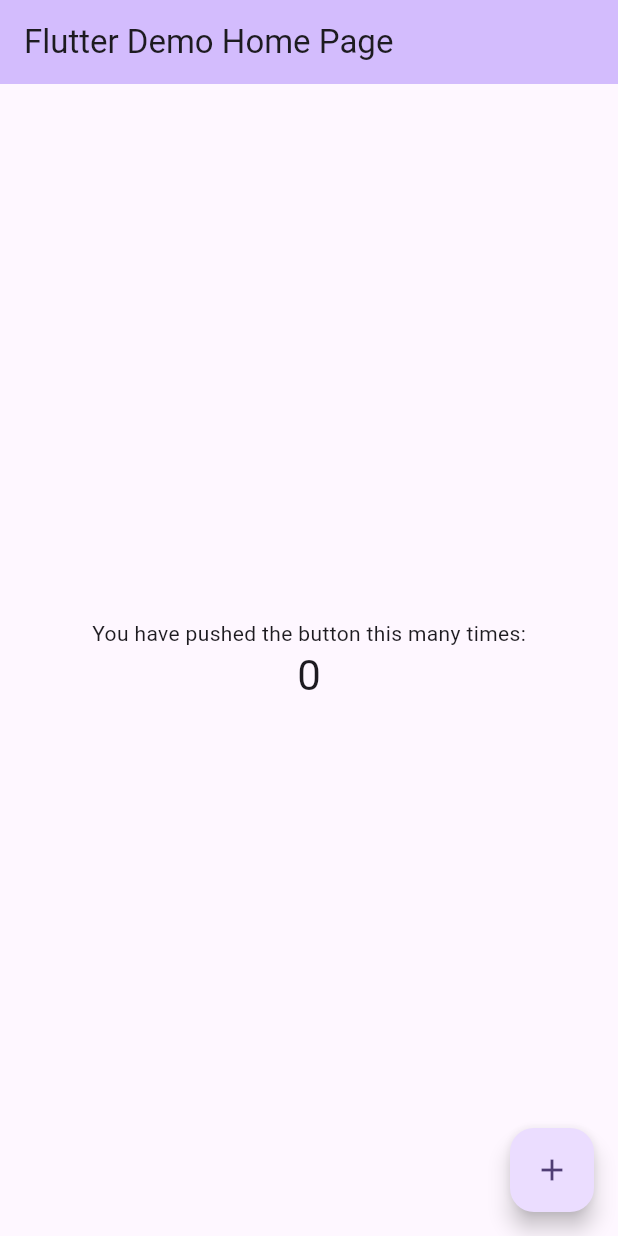
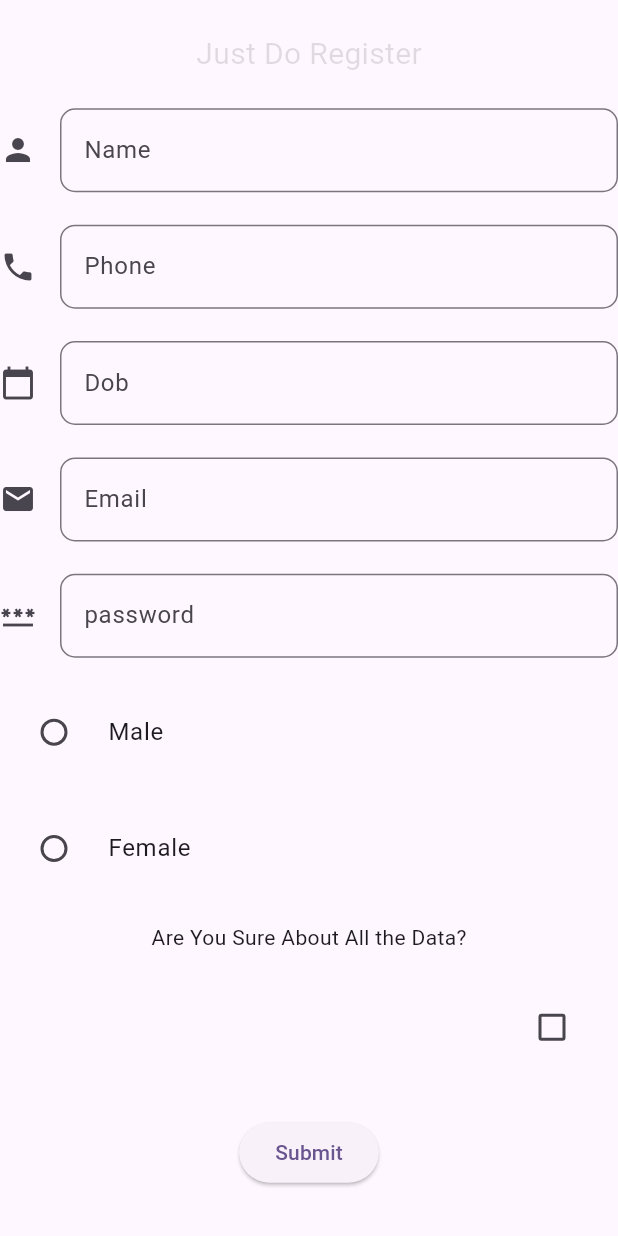
Before and after one commit to mansilogic/justregister, a Flutter app: the screen it shows after launch, on a phone screen of 412 x 824 dp. Run offline on Flutter 3.47's test engine with Material 2 defaults, Android fonts, the phone set to English and light mode, and no system bars.

Commit message:
some updates into register form

```diff
--- a/lib/main.dart
+++ b/lib/main.dart
@@ -1,4 +1,5 @@
 import 'package:flutter/material.dart';
+import 'package:justregister/register.dart';
 
 void main() {
   runApp(const MyApp());
@@ -6,120 +7,15 @@ void main() {
 
 class MyApp extends StatelessWidget {
   const MyApp({super.key});
-
-  // This widget is the root of your application.
   @override
   Widget build(BuildContext context) {
     return MaterialApp(
       title: 'Flutter Demo',
       theme: ThemeData(
-        // This is the theme of your application.
-        //
-        // TRY THIS: Try running your application with "flutter run". You'll see
-        // the application has a blue toolbar. Then, without quitting the app,
-        // try changing the seedColor in the colorScheme below to Colors.green
-        // and then invoke "hot reload" (save your changes or press the "hot
-        // reload" button in a Flutter-supported IDE, or press "r" if you used
-        // the command line to start the app).
-        //
-        // Notice that the counter didn't reset back to zero; the application
-        // state is not lost during the reload. To reset the state, use hot
-        // restart instead.
-        //
-        // This works for code too, not just values: Most code changes can be
-        // tested with just a hot reload.
-        colorScheme: ColorScheme.fromSeed(seedColor: Colors.deepPurple),
+          colorScheme: ColorScheme.fromSeed(seedColor: Colors.deepPurple),
         useMaterial3: true,
       ),
-      home: const MyHomePage(title: 'Flutter Demo Home Page'),
+      home: const Register(),
     );
   }
 }
-
-class MyHomePage extends StatefulWidget {
-  const MyHomePage({super.key, required this.title});
-
-  // This widget is the home page of your application. It is stateful, meaning
-  // that it has a State object (defined below) that contains fields that affect
-  // how it looks.
-
-  // This class is the configuration for the state. It holds the values (in this
-  // case the title) provided by the parent (in this case the App widget) and
-  // used by the build method of the State. Fields in a Widget subclass are
-  // always marked "final".
-
-  final String title;
-
-  @override
-  State<MyHomePage> createState() => _MyHomePageState();
-}
-
-class _MyHomePageState extends State<MyHomePage> {
-  int _counter = 0;
-
-  void _incrementCounter() {
-    setState(() {
-      // This call to setState tells the Flutter framework that something has
-      // changed in this State, which causes it to rerun the build method below
-      // so that the display can reflect the updated values. If we changed
-      // _counter without calling setState(), then the build method would not be
-      // called again, and so nothing would appear to happen.
-      _counter++;
-    });
-  }
-
-  @override
-  Widget build(BuildContext context) {
-    // This method is rerun every time setState is called, for instance as done
-    // by the _incrementCounter method above.
-    //
-    // The Flutter framework has been optimized to make rerunning build methods
-    // fast, so that you can just rebuild anything that needs updating rather
-    // than having to individually change instances of widgets.
-    return Scaffold(
-      appBar: AppBar(
-        // TRY THIS: Try changing the color here to a specific color (to
-        // Colors.amber, perhaps?) and trigger a hot reload to see the AppBar
-        // change color while the other colors stay the same.
-        backgroundColor: Theme.of(context).colorScheme.inversePrimary,
-        // Here we take the value from the MyHomePage object that was created by
-        // the App.build method, and use it to set our appbar title.
-        title: Text(widget.title),
-      ),
-      body: Center(
-        // Center is a layout widget. It takes a single child and positions it
-        // in the middle of the parent.
-        child: Column(
-          // Column is also a layout widget. It takes a list of children and
-          // arranges them vertically. By default, it sizes itself to fit its
-          // children horizontally, and tries to be as tall as its parent.
-          //
-          // Column has various properties to control how it sizes itself and
-          // how it positions its children. Here we use mainAxisAlignment to
-          // center the children vertically; the main axis here is the vertical
-          // axis because Columns are vertical (the cross axis would be
-          // horizontal).
-          //
-          // TRY THIS: Invoke "debug painting" (choose the "Toggle Debug Paint"
-          // action in the IDE, or press "p" in the console), to see the
-          // wireframe for each widget.
-          mainAxisAlignment: MainAxisAlignment.center,
-          children: <Widget>[
-            const Text(
-              'You have pushed the button this many times:',
-            ),
-            Text(
-              '$_counter',
-              style: Theme.of(context).textTheme.headlineMedium,
-            ),
-          ],
-        ),
-      ),
-      floatingActionButton: FloatingActionButton(
-        onPressed: _incrementCounter,
-        tooltip: 'Increment',
-        child: const Icon(Icons.add),
-      ), // This trailing comma makes auto-formatting nicer for build methods.
-    );
-  }
-}
--- /dev/null
+++ b/lib/register.dart
@@ -0,0 +1,159 @@
+import 'package:flutter/material.dart';
+
+class Register extends StatefulWidget {
+  const Register({super.key});
+
+  @override
+  State<Register> createState() => _RegisterState();
+}
+
+class _RegisterState extends State<Register> {
+  final _formkey = GlobalKey<FormState>();
+  bool check_val = false;
+  int? selectedOption;
+  @override
+  Widget build(BuildContext context) {
+    return Scaffold(
+      body: Container(
+        decoration: BoxDecoration(
+            //  Text:Text('Just Do Register');
+            ),
+        child: Form(
+          key: _formkey,
+          child: Column(
+            mainAxisAlignment: MainAxisAlignment.spaceEvenly,
+            children: [
+              Text(
+                'Just Do Register',
+                style: TextStyle(
+                    color: const Color.fromARGB(31, 15, 4, 4), fontSize: 20),
+              ),
+              TextFormField(
+                validator: (value) {
+                  if (value == null || value.isEmpty) {
+                    return 'Please enter name';
+                  }
+                  return null;
+                },
+                decoration: const InputDecoration(
+                  icon: const Icon(Icons.person),
+                  hintText: 'Enter your name',
+                  labelText: 'Name',
+                  border: OutlineInputBorder(
+                      borderRadius: BorderRadius.all(Radius.circular(10))),
+                ),
+              ),
+              TextFormField(
+                validator: (value) {
+                  if (value == null || value.length !=10) {
+                    return 'Please enter phone number';
+                  }
+                  return null;
+                },
+                keyboardType: TextInputType.phone,
+                decoration: const InputDecoration(
+                  icon: const Icon(Icons.phone),
+                  hintText: 'Enter a phone number',
+                  labelText: 'Phone',
+                  border: OutlineInputBorder(
+                      borderRadius: BorderRadius.all(Radius.circular(10))),
+                ),
+              ),
+              TextFormField(
+                validator: (value) {
+                  if (value == null || value.isEmpty) {
+                    return 'Please enter birthdate';
+                  }
+                  return null;
+                },
+                decoration: const InputDecoration(
+                  icon: const Icon(Icons.calendar_today),
+                  hintText: 'Enter your date of birth',
+                  labelText: 'Dob',
+                  border: OutlineInputBorder(
+                      borderRadius: BorderRadius.all(Radius.circular(10))),
+                ),
+              ),
+              TextFormField(
+                validator: (value) {
+                  if (value!.isEmpty ||
+                      !RegExp(r"^[a-zA-Z0-9.a-zA-Z0-9.!#$%&'*+-/=?^_`{|}~]+@[a-zA-Z0-9]+\.[a-zA-Z]+")
+                          .hasMatch(value!)) {
+                    return 'Enter a valid email!';
+                  }
+                  return null;
+                },
+                decoration: InputDecoration(
+                    icon: const Icon(Icons.email),
+                    hintText: 'Enter Email',
+                    labelText: 'Email',
+                    border: OutlineInputBorder(
+                        borderRadius: BorderRadius.all(Radius.circular(10)))),
+              ),
+              TextFormField(
+                obscureText: true,
+                validator: (value) {
+                  if (value!.isEmpty) {
+                    return 'Please enter password';
+                  }
+                  if (value.length < 3) {
+                    return 'Must be more than 2 charater';
+                  }
+                },
+                decoration: InputDecoration(
+                    icon: const Icon(Icons.password),
+                    hintText: 'Enter Password',
+                    labelText: 'password',
+                    border: OutlineInputBorder(
+                        borderRadius: BorderRadius.all(Radius.circular(10)))),
+              ),
+              RadioListTile<int>(
+                  title: const Text('Male'),
+                  value: 1,
+                  groupValue: selectedOption,
+                  onChanged: (int? value) {
+                    setState(() {
+                      selectedOption = value;
+                      print("Selected Option: $selectedOption");
+                    });
+                  }),
+              RadioListTile<int>(
+                  title: const Text('Female'),
+                  value: 2,
+                  groupValue: selectedOption,
+                  onChanged: (int? value) {
+                    setState(() {
+                      selectedOption = value;
+                      print("Selected Option: $selectedOption");
+                    });
+                  }),
+              Text('Are You Sure About All the Data?'),
+              CheckboxListTile(
+                value: check_val,
+                onChanged: (bool? val) {
+                  setState(() {
+                    check_val = val!;
+                    if (val == true) {
+                      check_val = val;
+                    }
+                  });
+                },
+              ),
+              new Container(
+                  padding: const EdgeInsets.all(10),
+                  child: ElevatedButton(
+                      child: const Text('Submit'),
+                      onPressed: () {
+                        if (_formkey.currentState!.validate()) {
+                          ScaffoldMessenger.of(context).showSnackBar(
+                            const SnackBar(content: Text('Processing Data')),
+                          );
+                        }
+                      })),
+            ],
+          ),
+        ),
+      ),
+    );
+  }
+}
```
